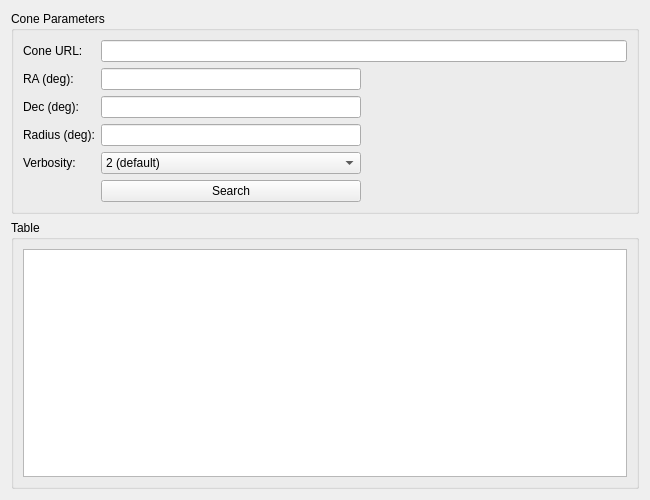
Old version of the form Code/ui/simpleconesearchform.ui in the repository VisIVOLab/ViaLacteaVisualAnalytics.
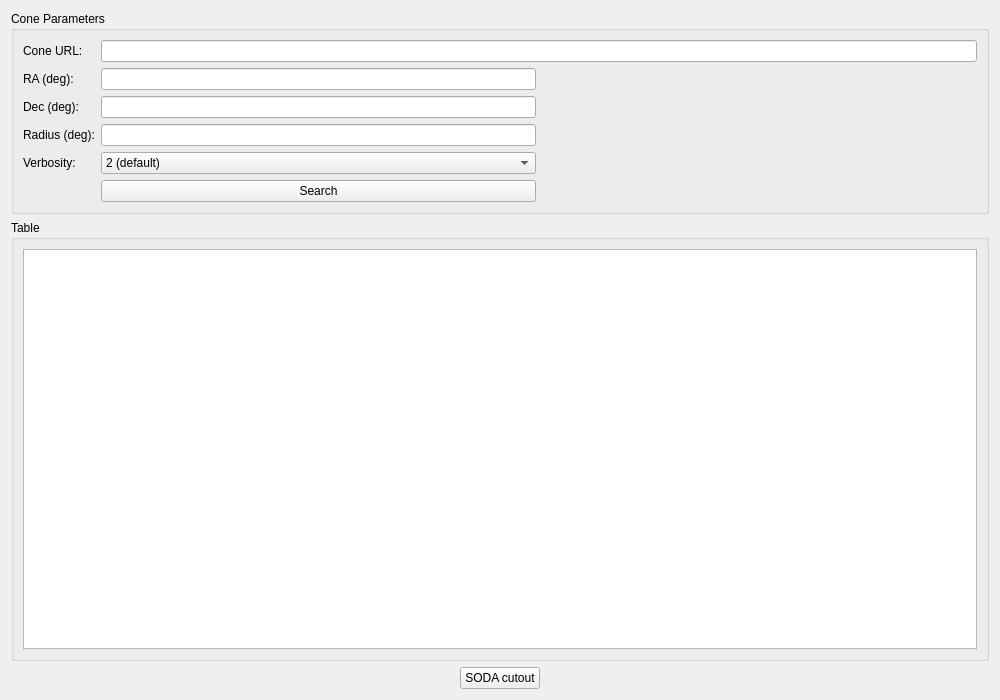
New version of the form.

Commit message: Request cutout using a SODA service retrieved from a Datalink response

The edit to the form file:
```diff
--- a/Code/ui/simpleconesearchform.ui
+++ b/Code/ui/simpleconesearchform.ui
@@ -6,8 +6,8 @@
    <rect>
     <x>0</x>
     <y>0</y>
-    <width>650</width>
-    <height>500</height>
+    <width>1000</width>
+    <height>700</height>
    </rect>
   </property>
   <property name="windowTitle">
@@ -139,6 +139,43 @@
      </layout>
     </widget>
    </item>
+   <item>
+    <layout class="QHBoxLayout" name="horizontalLayout">
+     <item>
+      <spacer name="horizontalSpacer_2">
+       <property name="orientation">
+        <enum>Qt::Horizontal</enum>
+       </property>
+       <property name="sizeHint" stdset="0">
+        <size>
+         <width>40</width>
+         <height>20</height>
+        </size>
+       </property>
+      </spacer>
+     </item>
+     <item>
+      <widget class="QPushButton" name="btnCutout">
+       <property name="text">
+        <string>SODA cutout</string>
+       </property>
+      </widget>
+     </item>
+     <item>
+      <spacer name="horizontalSpacer_3">
+       <property name="orientation">
+        <enum>Qt::Horizontal</enum>
+       </property>
+       <property name="sizeHint" stdset="0">
+        <size>
+         <width>40</width>
+         <height>20</height>
+        </size>
+       </property>
+      </spacer>
+     </item>
+    </layout>
+   </item>
   </layout>
  </widget>
  <tabstops>
```
Left out of the diff: 12 changed lines with no effect on the pictures. The commit also changes 2 other files.
